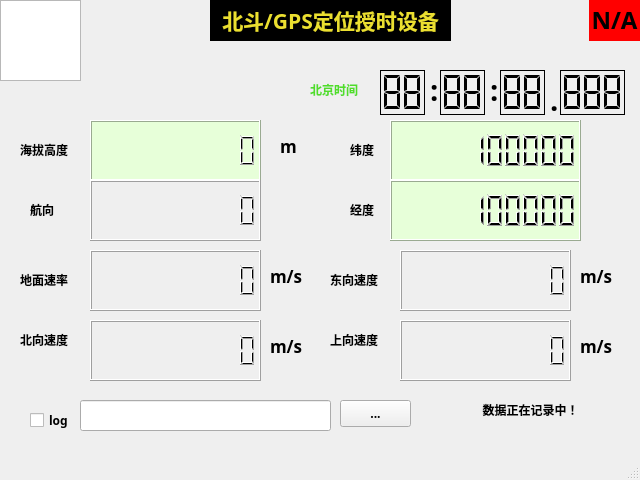
Before: the Qt Designer form mainwindow.ui in sensarliar/gps_test, drawn with Qt 5.
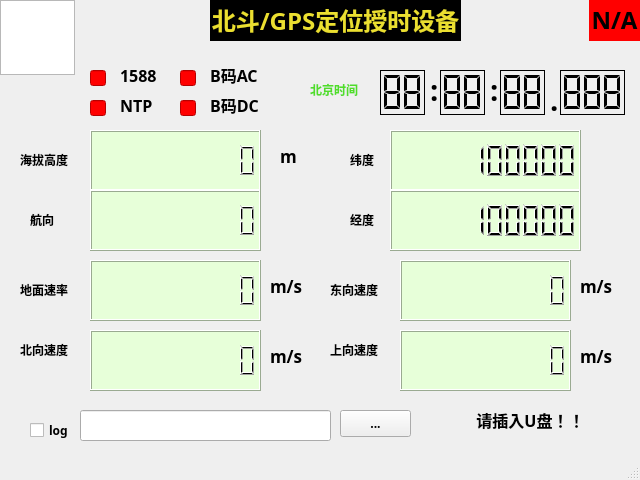
After: the same form once the commit is applied. Icons and pictures are not drawn.

```diff
--- a/mainwindow.ui
+++ b/mainwindow.ui
@@ -94,7 +94,7 @@
     <property name="geometry">
      <rect>
       <x>590</x>
-      <y>130</y>
+      <y>140</y>
       <width>31</width>
       <height>41</height>
      </rect>
@@ -154,7 +154,7 @@
     <property name="geometry">
      <rect>
       <x>30</x>
-      <y>410</y>
+      <y>420</y>
       <width>61</width>
       <height>21</height>
      </rect>
@@ -170,7 +170,7 @@
     <property name="geometry">
      <rect>
       <x>80</x>
-      <y>400</y>
+      <y>410</y>
       <width>251</width>
       <height>31</height>
      </rect>
@@ -180,7 +180,7 @@
     <property name="geometry">
      <rect>
       <x>340</x>
-      <y>400</y>
+      <y>410</y>
       <width>71</width>
       <height>27</height>
      </rect>
@@ -219,7 +219,7 @@
     <property name="geometry">
      <rect>
       <x>390</x>
-      <y>120</y>
+      <y>130</y>
       <width>191</width>
       <height>61</height>
      </rect>
@@ -253,7 +253,7 @@
     <property name="geometry">
      <rect>
       <x>390</x>
-      <y>180</y>
+      <y>190</y>
       <width>191</width>
       <height>61</height>
      </rect>
@@ -368,7 +368,7 @@
     <property name="geometry">
      <rect>
       <x>590</x>
-      <y>190</y>
+      <y>200</y>
       <width>31</width>
       <height>41</height>
      </rect>
@@ -386,7 +386,7 @@
     <property name="geometry">
      <rect>
       <x>350</x>
-      <y>190</y>
+      <y>200</y>
       <width>91</width>
       <height>41</height>
      </rect>
@@ -400,7 +400,7 @@
      <rect>
       <x>210</x>
       <y>0</y>
-      <width>241</width>
+      <width>251</width>
       <height>41</height>
      </rect>
     </property>
@@ -414,18 +414,21 @@
 background-color: rgb(0, 0, 0);</string>
     </property>
     <property name="text">
-     <string notr="true">&lt;html&gt;&lt;head/&gt;&lt;body&gt;&lt;p align=&quot;center&quot;&gt;&lt;span style=&quot; font-size:16pt; font-weight:600; color:#ebdf30;&quot;&gt;北斗/GPS定位授时设备&lt;/span&gt;&lt;/p&gt;&lt;/body&gt;&lt;/html&gt;</string>
+     <string notr="true">&lt;html&gt;&lt;head/&gt;&lt;body&gt;&lt;p align=&quot;center&quot;&gt;&lt;span style=&quot; font-size:18pt; font-weight:600; color:#ebdf30;&quot;&gt;北斗/GPS定位授时设备&lt;/span&gt;&lt;/p&gt;&lt;/body&gt;&lt;/html&gt;</string>
     </property>
    </widget>
    <widget class="QLCDNumber" name="m_speed">
     <property name="geometry">
      <rect>
       <x>90</x>
-      <y>250</y>
+      <y>260</y>
       <width>171</width>
       <height>61</height>
      </rect>
     </property>
+    <property name="styleSheet">
+     <string notr="true">background-color: rgb(231, 255, 217);</string>
+    </property>
     <property name="numDigits">
      <number>10</number>
     </property>
@@ -434,7 +437,7 @@
     <property name="geometry">
      <rect>
       <x>90</x>
-      <y>120</y>
+      <y>130</y>
       <width>171</width>
       <height>61</height>
      </rect>
@@ -456,7 +459,7 @@
     <property name="geometry">
      <rect>
       <x>90</x>
-      <y>180</y>
+      <y>190</y>
       <width>171</width>
       <height>61</height>
      </rect>
@@ -465,13 +468,13 @@
      <font>
       <family>Ubuntu</family>
       <pointsize>14</pointsize>
-      <weight>3</weight>
+      <weight>50</weight>
       <italic>false</italic>
       <bold>false</bold>
      </font>
     </property>
     <property name="styleSheet">
-     <string notr="true">font: 25 14pt &quot;Ubuntu&quot;;</string>
+     <string notr="true">background-color: rgb(231, 255, 217);</string>
     </property>
     <property name="numDigits">
      <number>10</number>
@@ -481,7 +484,7 @@
     <property name="geometry">
      <rect>
       <x>20</x>
-      <y>260</y>
+      <y>270</y>
       <width>61</width>
       <height>41</height>
      </rect>
@@ -494,7 +497,7 @@
     <property name="geometry">
      <rect>
       <x>20</x>
-      <y>130</y>
+      <y>140</y>
       <width>61</width>
       <height>41</height>
      </rect>
@@ -510,7 +513,7 @@
     <property name="geometry">
      <rect>
       <x>30</x>
-      <y>190</y>
+      <y>200</y>
       <width>61</width>
       <height>41</height>
      </rect>
@@ -523,11 +526,16 @@
     <property name="geometry">
      <rect>
       <x>440</x>
-      <y>390</y>
+      <y>400</y>
       <width>181</width>
       <height>41</height>
      </rect>
     </property>
+    <property name="font">
+     <font>
+      <pointsize>12</pointsize>
+     </font>
+    </property>
     <property name="autoFillBackground">
      <bool>false</bool>
     </property>
@@ -536,7 +544,7 @@
 background-color: qconicalgradient(cx:0.5, cy:0.5, angle:0, stop:0 rgba(35, 40, 3, 255), stop:0.16 rgba(136, 106, 22, 255), stop:0.225 rgba(166, 140, 41, 255), stop:0.285 rgba(204, 181, 74, 255), stop:0.345 rgba(235, 219, 102, 255), stop:0.415 rgba(245, 236, 112, 255), stop:0.52 rgba(209, 190, 76, 255), stop:0.57 rgba(187, 156, 51, 255), stop:0.635 rgba(168, 142, 42, 255), stop:0.695 rgba(202, 174, 68, 255), stop:0.75 rgba(218, 202, 86, 255), stop:0.815 rgba(208, 187, 73, 255), stop:0.88 rgba(187, 156, 51, 255), stop:0.935 rgba(137, 108, 26, 255), stop:1 rgba(35, 40, 3, 255));</string>
     </property>
     <property name="text">
-     <string>&lt;html&gt;&lt;head/&gt;&lt;body&gt;&lt;p align=&quot;center&quot;&gt;数据正在记录中！&lt;/p&gt;&lt;/body&gt;&lt;/html&gt;</string>
+     <string>&lt;html&gt;&lt;head/&gt;&lt;body&gt;&lt;p align=&quot;center&quot;&gt;请插入U盘！！&lt;/p&gt;&lt;/body&gt;&lt;/html&gt;</string>
     </property>
    </widget>
    <widget class="QGraphicsView" name="graphicsView">
@@ -544,8 +552,8 @@
      <rect>
       <x>0</x>
       <y>0</y>
-      <width>81</width>
-      <height>81</height>
+      <width>75</width>
+      <height>75</height>
      </rect>
     </property>
     <property name="styleSheet">
@@ -750,7 +758,7 @@
     <property name="geometry">
      <rect>
       <x>270</x>
-      <y>260</y>
+      <y>270</y>
       <width>41</width>
       <height>31</height>
      </rect>
@@ -768,11 +776,14 @@
     <property name="geometry">
      <rect>
       <x>400</x>
-      <y>250</y>
+      <y>260</y>
       <width>171</width>
       <height>61</height>
      </rect>
     </property>
+    <property name="styleSheet">
+     <string notr="true">background-color: rgb(231, 255, 217);</string>
+    </property>
     <property name="numDigits">
      <number>10</number>
     </property>
@@ -781,7 +792,7 @@
     <property name="geometry">
      <rect>
       <x>580</x>
-      <y>260</y>
+      <y>270</y>
       <width>41</width>
       <height>31</height>
      </rect>
@@ -799,7 +810,7 @@
     <property name="geometry">
      <rect>
       <x>330</x>
-      <y>260</y>
+      <y>270</y>
       <width>61</width>
       <height>41</height>
      </rect>
@@ -812,7 +823,7 @@
     <property name="geometry">
      <rect>
       <x>400</x>
-      <y>320</y>
+      <y>330</y>
       <width>171</width>
       <height>61</height>
      </rect>
@@ -822,6 +833,9 @@
       <pointsize>11</pointsize>
      </font>
     </property>
+    <property name="styleSheet">
+     <string notr="true">background-color: rgb(231, 255, 217);</string>
+    </property>
     <property name="frameShape">
      <enum>QFrame::Box</enum>
     </property>
@@ -836,7 +850,7 @@
     <property name="geometry">
      <rect>
       <x>580</x>
-      <y>330</y>
+      <y>340</y>
       <width>41</width>
       <height>31</height>
      </rect>
@@ -854,7 +868,7 @@
     <property name="geometry">
      <rect>
       <x>330</x>
-      <y>320</y>
+      <y>330</y>
       <width>61</width>
       <height>41</height>
      </rect>
@@ -867,11 +881,14 @@
     <property name="geometry">
      <rect>
       <x>90</x>
-      <y>320</y>
+      <y>330</y>
       <width>171</width>
       <height>61</height>
      </rect>
     </property>
+    <property name="styleSheet">
+     <string notr="true">background-color: rgb(231, 255, 217);</string>
+    </property>
     <property name="numDigits">
      <number>10</number>
     </property>
@@ -880,7 +897,7 @@
     <property name="geometry">
      <rect>
       <x>270</x>
-      <y>330</y>
+      <y>340</y>
       <width>41</width>
       <height>31</height>
      </rect>
@@ -898,7 +915,7 @@
     <property name="geometry">
      <rect>
       <x>20</x>
-      <y>320</y>
+      <y>330</y>
       <width>61</width>
       <height>41</height>
      </rect>
@@ -911,7 +928,7 @@
     <property name="geometry">
      <rect>
       <x>350</x>
-      <y>130</y>
+      <y>140</y>
       <width>91</width>
       <height>41</height>
      </rect>
@@ -924,7 +941,7 @@
     <property name="geometry">
      <rect>
       <x>280</x>
-      <y>130</y>
+      <y>140</y>
       <width>41</width>
       <height>31</height>
      </rect>
@@ -938,6 +955,110 @@
      <string>m</string>
     </property>
    </widget>
+   <widget class="QLineEdit" name="lineEdit_bac">
+    <property name="geometry">
+     <rect>
+      <x>180</x>
+      <y>70</y>
+      <width>16</width>
+      <height>16</height>
+     </rect>
+    </property>
+    <property name="styleSheet">
+     <string notr="true">background-color: rgb(255, 0, 0);</string>
+    </property>
+   </widget>
+   <widget class="QLabel" name="label_11">
+    <property name="geometry">
+     <rect>
+      <x>210</x>
+      <y>60</y>
+      <width>51</width>
+      <height>31</height>
+     </rect>
+    </property>
+    <property name="text">
+     <string>&lt;html&gt;&lt;head/&gt;&lt;body&gt;&lt;p&gt;&lt;span style=&quot; font-size:12pt;&quot;&gt;B码AC&lt;/span&gt;&lt;/p&gt;&lt;/body&gt;&lt;/html&gt;</string>
+    </property>
+   </widget>
+   <widget class="QLineEdit" name="lineEdit_1588">
+    <property name="geometry">
+     <rect>
+      <x>90</x>
+      <y>70</y>
+      <width>16</width>
+      <height>16</height>
+     </rect>
+    </property>
+    <property name="styleSheet">
+     <string notr="true">background-color: rgb(255, 0, 0);</string>
+    </property>
+   </widget>
+   <widget class="QLabel" name="label_12">
+    <property name="geometry">
+     <rect>
+      <x>120</x>
+      <y>60</y>
+      <width>41</width>
+      <height>31</height>
+     </rect>
+    </property>
+    <property name="text">
+     <string>&lt;html&gt;&lt;head/&gt;&lt;body&gt;&lt;p&gt;&lt;span style=&quot; font-size:12pt;&quot;&gt;1588&lt;/span&gt;&lt;/p&gt;&lt;/body&gt;&lt;/html&gt;</string>
+    </property>
+   </widget>
+   <widget class="QLabel" name="label_13">
+    <property name="geometry">
+     <rect>
+      <x>120</x>
+      <y>90</y>
+      <width>41</width>
+      <height>31</height>
+     </rect>
+    </property>
+    <property name="text">
+     <string>&lt;html&gt;&lt;head/&gt;&lt;body&gt;&lt;p&gt;&lt;span style=&quot; font-size:12pt;&quot;&gt;NTP&lt;/span&gt;&lt;/p&gt;&lt;/body&gt;&lt;/html&gt;</string>
+    </property>
+   </widget>
+   <widget class="QLineEdit" name="lineEdit_ntp">
+    <property name="geometry">
+     <rect>
+      <x>90</x>
+      <y>100</y>
+      <width>16</width>
+      <height>16</height>
+     </rect>
+    </property>
+    <property name="styleSheet">
+     <string notr="true">background-color: rgb(255, 0, 0);</string>
+    </property>
+   </widget>
+   <widget class="QLineEdit" name="lineEdit_bdc">
+    <property name="geometry">
+     <rect>
+      <x>180</x>
+      <y>100</y>
+      <width>16</width>
+      <height>16</height>
+     </rect>
+    </property>
+    <property name="styleSheet">
+     <string notr="true">background-color: rgb(255, 0, 0);</string>
+    </property>
+   </widget>
+   <widget class="QLabel" name="label_14">
+    <property name="geometry">
+     <rect>
+      <x>210</x>
+      <y>90</y>
+      <width>51</width>
+      <height>31</height>
+     </rect>
+    </property>
+    <property name="text">
+     <string>&lt;html&gt;&lt;head/&gt;&lt;body&gt;&lt;p&gt;&lt;span style=&quot; font-size:12pt;&quot;&gt;B码DC&lt;/span&gt;&lt;/p&gt;&lt;/body&gt;&lt;/html&gt;</string>
+    </property>
+   </widget>
    <zorder>m_receiveEdit</zorder>
    <zorder>m_sendEdit</zorder>
    <zorder>label_2</zorder>
```
Left out of the diff: 8 changed lines with no effect on the pictures.
